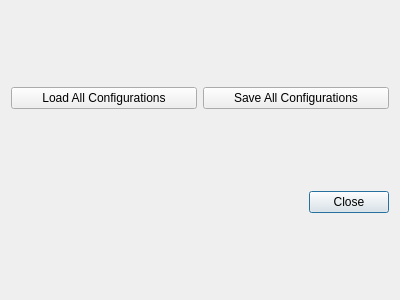
Qt form src/SER/ui/components_dialog.ui (FranciscoGauna/SER) before a commit.
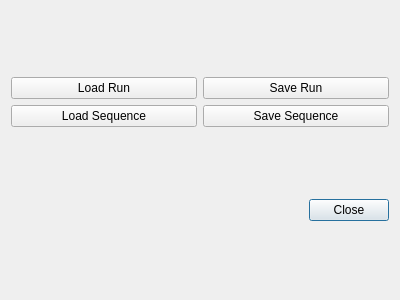
The same form after that commit.

Commit message: added sequencer buttons

```diff
--- a/src/SER/ui/components_dialog.ui
+++ b/src/SER/ui/components_dialog.ui
@@ -28,18 +28,32 @@
     <layout class="QVBoxLayout" name="components_layout"/>
    </item>
    <item row="1" column="0">
-    <layout class="QHBoxLayout" name="all_layout">
-     <item>
-      <widget class="QPushButton" name="load_all_button">
+    <layout class="QGridLayout" name="all_layout">
+     <item row="1" column="0">
+      <widget class="QPushButton" name="load_sequence_button">
        <property name="text">
-        <string>Load All Configurations</string>
+        <string>Load Sequence</string>
        </property>
       </widget>
      </item>
-     <item>
-      <widget class="QPushButton" name="save_all_button">
+     <item row="1" column="1">
+      <widget class="QPushButton" name="save_sequence_button">
        <property name="text">
-        <string>Save All Configurations</string>
+        <string>Save Sequence</string>
+       </property>
+      </widget>
+     </item>
+     <item row="0" column="0">
+      <widget class="QPushButton" name="load_run_button">
+       <property name="text">
+        <string>Load Run</string>
+       </property>
+      </widget>
+     </item>
+     <item row="0" column="1">
+      <widget class="QPushButton" name="save_run_button">
+       <property name="text">
+        <string>Save Run</string>
        </property>
       </widget>
      </item>
```
The commit also changes 4 other files.
